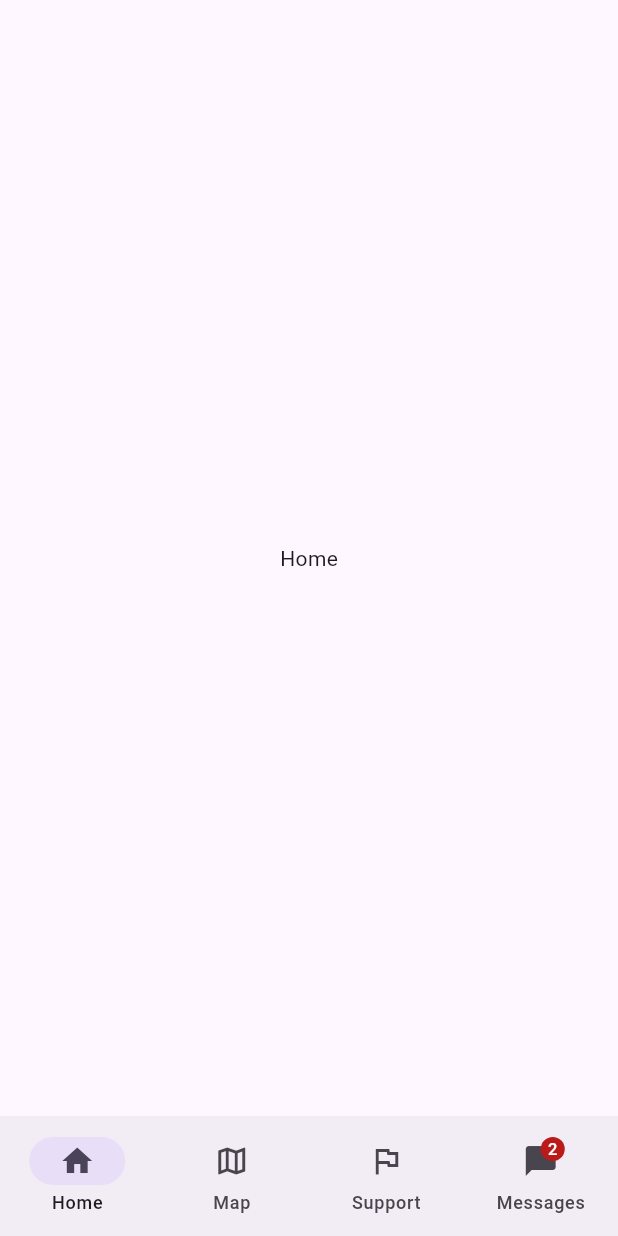
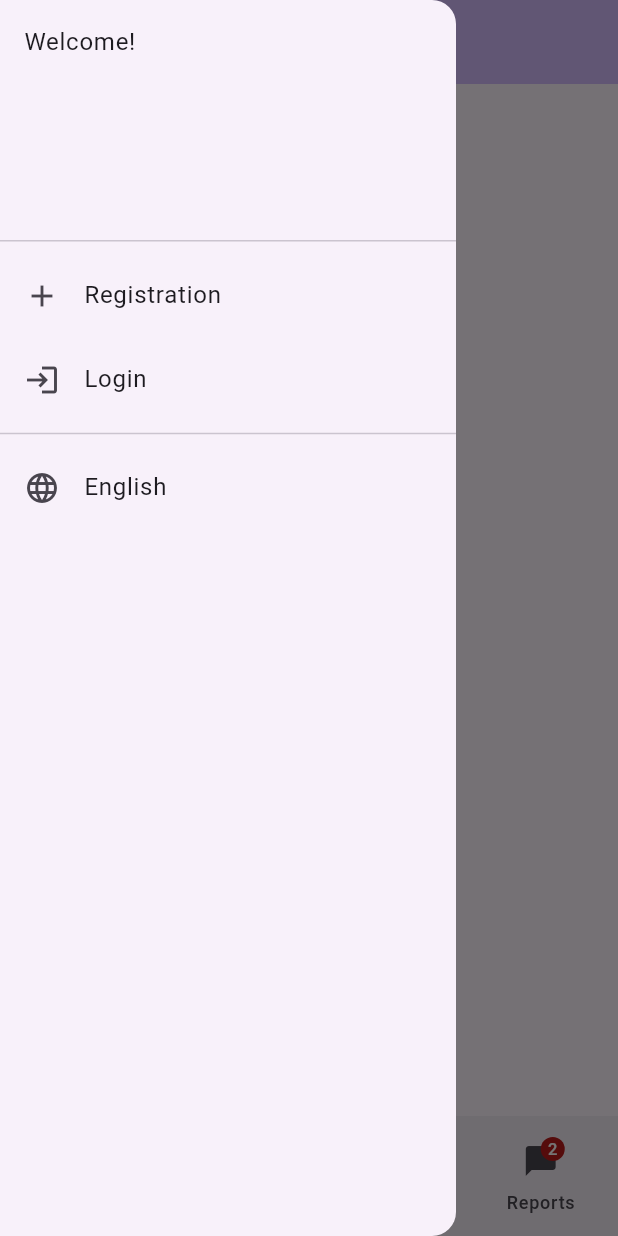
Before and after one commit to ketonBever0/Hazajutok, a Flutter app: the screen it shows after launch, with the side drawer open (before the commit the screen has no drawer), on a phone screen of 412 x 824 dp. Run offline on Flutter 3.47's test engine with Material 3 defaults, Android fonts, the phone set to English and light mode, and no system bars; our stand-ins replace cloud_firestore, firebase_analytics, firebase_core, flutter_map, geolocator, latlong2; accounts and stored records are empty; generated files the repository leaves out were written again; statements that could not run were skipped.

Commit message:
drawer & localization

```diff
--- /dev/null
+++ b/l10n.yaml
@@ -0,0 +1,3 @@
+arb-dir: lib/l10n
+template-arb-file: intl_en.arb
+output-localization-file: app_localizations.dart
--- /dev/null
+++ b/lib/l10n/intl_en.arb
@@ -0,0 +1,7 @@
+{
+  "@@locale": "en",
+  "language": "English",
+  "mainTitle": "Car rescue",
+  "mainDrawerRegistration": "Registration",
+  "mainDrawerLogin": "Login"
+}
--- a/lib/main.dart
+++ b/lib/main.dart
@@ -2,9 +2,12 @@ import 'package:cloud_firestore/cloud_firestore.dart';
 import 'package:firebase_analytics/firebase_analytics.dart';
 import 'package:flutter/material.dart';
 import 'package:firebase_core/firebase_core.dart';
-import 'package:hazajutok/pages/main/home.dart';
-import 'package:hazajutok/pages/main/map.dart';
+import 'package:flutter_localizations/flutter_localizations.dart';
+import 'package:hazajutok/pages/auth/login/screen.dart';
+import 'package:hazajutok/pages/auth/register/screen.dart';
+import 'package:hazajutok/pages/mainscreen.dart';
 import 'firebase_options.dart';
+import 'package:flutter_gen/gen_l10n/app_localizations.dart';
 
 Future<void> main() async {
   WidgetsFlutterBinding.ensureInitialized();
@@ -26,7 +29,14 @@ class MyApp extends StatelessWidget {
   @override
   Widget build(BuildContext context) {
     return MaterialApp(
+      localizationsDelegates: AppLocalizations.localizationsDelegates,
+      supportedLocales: AppLocalizations.supportedLocales,
       title: 'Flutter Demo',
+      routes: <String, WidgetBuilder>{
+        "/main": (BuildContext ctx) => MainScreen(),
+        "/register": (BuildContext ctx) => RegisterScreen(),
+        "/login": (BuildContext ctx) => LoginScreen(),
+      },
       theme: ThemeData(
         colorScheme: ColorScheme.fromSeed(seedColor: Colors.deepPurple),
         useMaterial3: true,
@@ -49,65 +59,20 @@ class _MyHomePageState extends State<MyHomePage> {
   @override
   void initState() {
     analytics.setAnalyticsCollectionEnabled(true);
+
     super.initState();
+  }
+
+  void _onTranslatedLanguage(Locale? locale) {
+    setState(() {});
   }
 
   Future<void> testLog() async {
     await analytics.logAppOpen();
   }
 
-  int _pageIndex = 0;
-
   @override
   Widget build(BuildContext context) {
-    return Scaffold(
-        // appBar: AppBar(
-        //   backgroundColor: Theme.of(context).colorScheme.inversePrimary,
-        //   title: Text(widget.title),
-        // ),
-        bottomNavigationBar: NavigationBar(
-          selectedIndex: _pageIndex,
-          onDestinationSelected: ((int index) {
-            setState(() {
-              _pageIndex = index;
-            });
-          }),
-          destinations: const <Widget>[
-            NavigationDestination(
-              icon: Icon(Icons.home_outlined),
-              selectedIcon: Icon(Icons.home),
-              label: 'Home',
-            ),
-            NavigationDestination(
-              icon: Icon(Icons.map_outlined),
-              selectedIcon: Icon(Icons.map),
-              label: 'Map',
-            ),
-            NavigationDestination(
-              icon: Icon(Icons.flag_outlined),
-              selectedIcon: Icon(Icons.flag),
-              label: 'Support',
-            ),
-            NavigationDestination(
-              icon: Badge(
-                label: Text('2'),
-                child: Icon(Icons.messenger_outlined),
-              ),
-              selectedIcon: Icon(Icons.messenger),
-              label: 'Messages',
-            ),
-          ],
-        ),
-        body: SafeArea(
-          child: IndexedStack(
-            index: _pageIndex,
-            children: <Widget>[
-              Home(),
-              WorldMap(),
-              Placeholder(),
-              Placeholder()
-            ],
-          ),
-        ));
+    return MainScreen();
   }
 }
--- /dev/null
+++ b/lib/pages/mainscreen.dart
@@ -0,0 +1,92 @@
+import 'package:flutter/material.dart';
+import 'package:hazajutok/pages/mainscreen/home.dart';
+import 'package:hazajutok/pages/mainscreen/map.dart';
+import 'package:flutter_gen/gen_l10n/app_localizations.dart';
+
+class MainScreen extends StatefulWidget {
+  const MainScreen({super.key});
+
+  @override
+  State<MainScreen> createState() => _MainScreenState();
+}
+
+class _MainScreenState extends State<MainScreen> {
+  int _pageIndex = 0;
+
+  @override
+  Widget build(BuildContext context) {
+    return Scaffold(
+      drawer: Drawer(
+        child: ListView(
+          padding: EdgeInsets.zero,
+          children: [
+            DrawerHeader(child: Text("Welcome!")),
+            ListTile(
+              leading: Icon(Icons.add),
+              title: Text(AppLocalizations.of(context)!.mainDrawerRegistration),
+              onTap: () {Navigator.pushNamed(context, "/register");},
+            ),
+            ListTile(
+              leading: Icon(Icons.login),
+              title: Text(AppLocalizations.of(context)!.mainDrawerLogin),
+              onTap: () {Navigator.pushNamed(context, "/login");},
+            ),
+            Divider(),
+            ListTile(
+              leading: Icon(Icons.language),
+              title: Text(AppLocalizations.of(context)!.language),
+            ),
+          ],
+        ),
+      ),
+      appBar: AppBar(
+        backgroundColor: Theme.of(context).colorScheme.inversePrimary,
+        title: Text(AppLocalizations.of(context)!.mainTitle),
+      ),
+      bottomNavigationBar: NavigationBar(
+        selectedIndex: _pageIndex,
+        onDestinationSelected: (int index) {
+          setState(() {
+            _pageIndex = index;
+          });
+        },
+        destinations: const <Widget>[
+          NavigationDestination(
+            icon: Icon(Icons.home_outlined),
+            selectedIcon: Icon(Icons.home),
+            label: 'Home',
+          ),
+          NavigationDestination(
+            icon: Icon(Icons.map_outlined),
+            selectedIcon: Icon(Icons.map),
+            label: 'Map',
+          ),
+          NavigationDestination(
+            icon: Icon(Icons.flag_outlined),
+            selectedIcon: Icon(Icons.flag),
+            label: 'Support',
+          ),
+          NavigationDestination(
+            icon: Badge(
+              label: Text('2'),
+              child: Icon(Icons.messenger_outlined),
+            ),
+            selectedIcon: Icon(Icons.messenger),
+            label: 'Reports',
+          ),
+        ],
+      ),
+      body: SafeArea(
+        child: IndexedStack(
+          index: _pageIndex,
+          children: <Widget>[
+            Home(),
+            WorldMap(),
+            Placeholder(),
+            Placeholder(),
+          ],
+        ),
+      ),
+    );
+  }
+}
```
Also changed, not shown: lib/l10n/intl_hu.arb (added, +7 -0 lines), lib/pages/auth/login/screen.dart (added, +63 -0 lines), lib/pages/auth/login/utils.dart (added, +17 -0 lines), lib/pages/auth/register/screen.dart (added, +56 -0 lines), lib/pages/auth/register/utils.dart (added, +10 -0 lines), lib/pages/login/screen.dart (deleted, +0 -15 lines), lib/pages/register/screen.dart (deleted, +0 -15 lines), pubspec.yaml (+12 -1 lines), lib/generated/intl/messages_all.dart (added), lib/generated/intl/messages_en.dart (added), lib/generated/intl/messages_hu.dart (added), lib/generated/l10n.dart (added), lib/pages/mainscreen/home.dart (renamed from lib/pages/main/home.dart), lib/pages/mainscreen/map.dart (renamed from lib/pages/main/map.dart), 2 more files.
